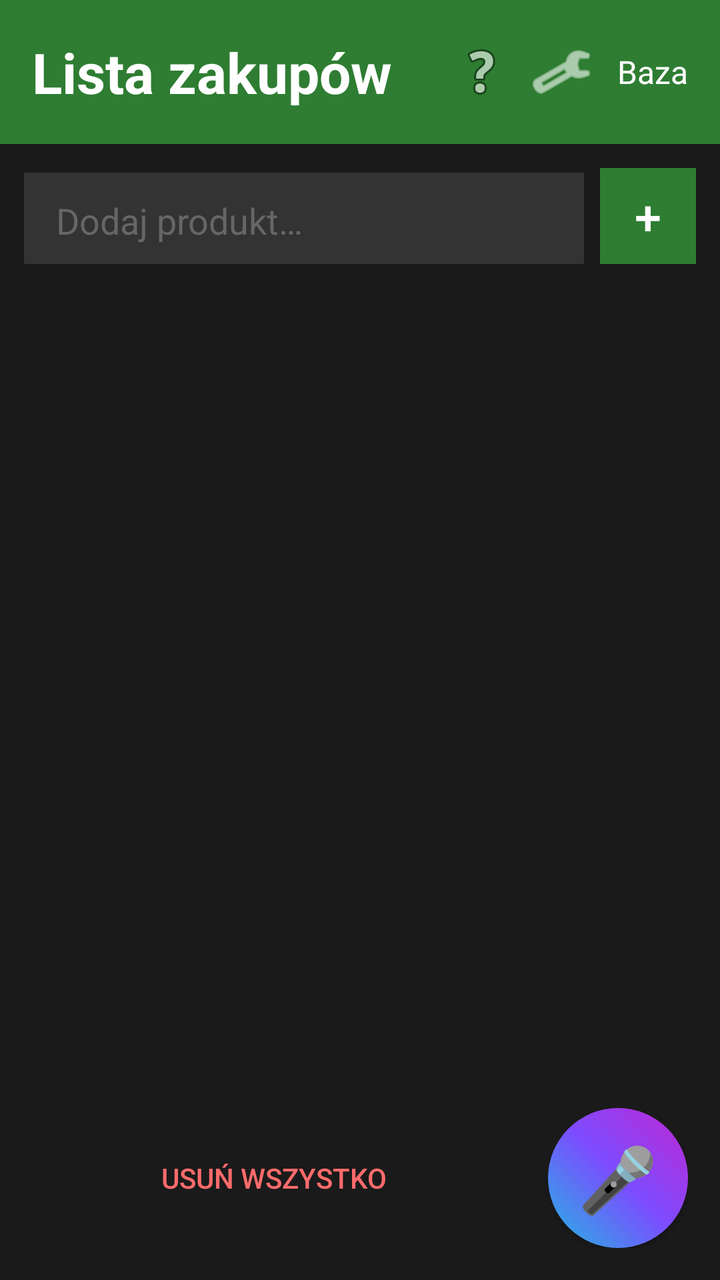
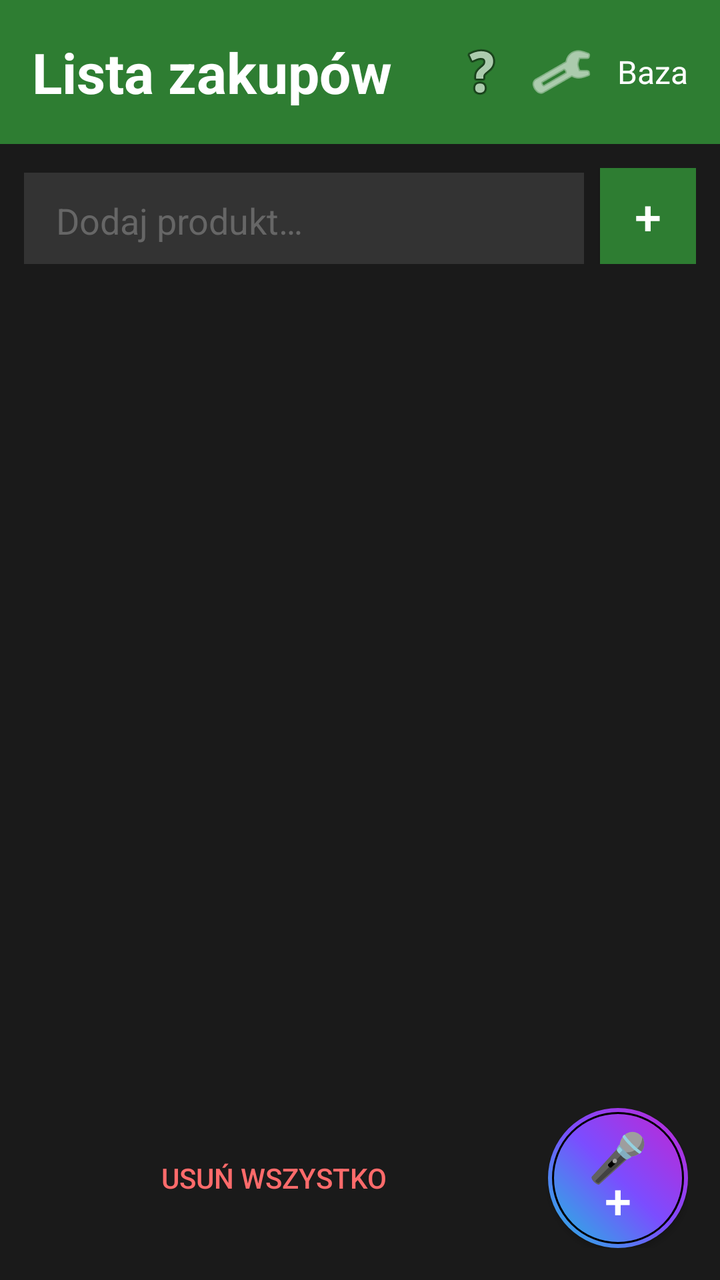

Two renders of the same Android screen: before a commit and after it. Below are the layout's source before the change and the commit's diff.
<!-- AndroidManifest.xml: application theme Theme.MarkaLista -->
<!-- res/layout/activity_main.xml -->
<?xml version="1.0" encoding="utf-8"?>
<LinearLayout xmlns:android="http://schemas.android.com/apk/res/android"
    android:layout_width="match_parent"
    android:layout_height="match_parent"
    android:orientation="vertical"
    android:background="#1a1a1a">

    <LinearLayout
        android:layout_width="match_parent"
        android:layout_height="wrap_content"
        android:orientation="horizontal"
        android:background="#2E7D32"
        android:padding="16dp"
        android:gravity="center_vertical">
        <TextView
            android:id="@+id/title"
            android:layout_width="0dp"
            android:layout_height="wrap_content"
            android:layout_weight="1"
            android:text="@string/title"
            android:textSize="28sp"
            android:textColor="#FFFFFF"
            android:textStyle="bold" />
        <ImageButton
            android:id="@+id/helpButton"
            android:layout_width="40dp"
            android:layout_height="40dp"
            android:src="@android:drawable/ic_menu_help"
            android:background="?attr/selectableItemBackground"
            android:contentDescription="@string/help" />
        <ImageButton
            android:id="@+id/settingsButton"
            android:layout_width="40dp"
            android:layout_height="40dp"
            android:src="@android:drawable/ic_menu_manage"
            android:background="?attr/selectableItemBackground"
            android:contentDescription="@string/settings"
            android:tint="#FFFFFF" />
        <TextView
            android:id="@+id/bazaButton"
            android:layout_width="wrap_content"
            android:layout_height="wrap_content"
            android:text="@string/base"
            android:textColor="#FFFFFF"
            android:textSize="16sp"
            android:paddingStart="8dp" />
    </LinearLayout>

    <LinearLayout
        android:layout_width="match_parent"
        android:layout_height="wrap_content"
        android:orientation="horizontal"
        android:padding="12dp"
        android:background="#1a1a1a">
        <EditText
            android:id="@+id/productInput"
            android:layout_width="0dp"
            android:layout_height="48dp"
            android:layout_weight="1"
            android:hint="@string/add_product_hint"
            android:textColor="#FFFFFF"
            android:textColorHint="#666666"
            android:background="#333333"
            android:paddingStart="16dp"
            android:paddingEnd="16dp"
            android:layout_marginEnd="8dp"
            android:inputType="text" />
        <Button
            android:id="@+id/addButton"
            android:layout_width="48dp"
            android:layout_height="48dp"
            android:text="+"
            android:textSize="24sp"
            android:background="#2E7D32"
            android:textColor="#FFFFFF" />
    </LinearLayout>

    <FrameLayout
        android:layout_width="match_parent"
        android:layout_height="0dp"
        android:layout_weight="1">

        <androidx.recyclerview.widget.RecyclerView
            android:id="@+id/productList"
            android:layout_width="match_parent"
            android:layout_height="match_parent"
            android:padding="12dp"
            android:background="#00000000"
            android:nestedScrollingEnabled="false"
            android:scrollbars="none" />

        <LinearLayout
            android:id="@+id/emptyStateContainer"
            android:layout_width="match_parent"
            android:layout_height="match_parent"
            android:orientation="vertical"
            android:gravity="center"
            android:padding="16dp"
            android:visibility="gone">
            <TextView
                android:id="@+id/cartEmoji"
                android:layout_width="wrap_content"
                android:layout_height="wrap_content"
                android:text="🛒"
                android:textSize="120sp"
                android:layout_marginBottom="16dp" />
            <TextView
                android:layout_width="wrap_content"
                android:layout_height="wrap_content"
                android:text="@string/empty_list"
                android:textColor="#FFFFFF"
                android:textSize="24sp"
                android:textStyle="bold" />
            <TextView
                android:layout_width="wrap_content"
                android:layout_height="wrap_content"
                android:text="@string/empty_message"
                android:textColor="#999999"
                android:textSize="16sp"
                android:layout_marginTop="16dp"
                android:gravity="center" />
        </LinearLayout>
    </FrameLayout>

    <LinearLayout
        android:layout_width="match_parent"
        android:layout_height="wrap_content"
        android:orientation="horizontal"
        android:gravity="center_vertical"
        android:padding="16dp"
        android:paddingBottom="32dp"
        android:background="#1a1a1a">

        <Button
            android:id="@+id/deleteAllButton"
            android:layout_width="0dp"
            android:layout_height="48dp"
            android:layout_weight="1"
            android:text="Usuń wszystko"
            android:textColor="#FF6B6B"
            android:textSize="14sp"
            android:background="?attr/selectableItemBackground"
            android:layout_marginEnd="16dp" />

        <Button
            android:id="@+id/micButton"
            android:layout_width="70dp"
            android:layout_height="70dp"
            android:text="🎤"
            android:textSize="32sp"
            android:background="@drawable/mic_button_bg"
            android:contentDescription="@string/help" />
    </LinearLayout>
</LinearLayout>
<!-- resources referenced by this layout -->
<resources>
  <!-- drawable mic_button_bg (drawable) -->
  <?xml version="1.0" encoding="utf-8"?>
  <shape xmlns:android="http://schemas.android.com/apk/res/android"
      android:shape="oval">
      <gradient
          android:type="linear"
          android:angle="45"
          android:startColor="#22b8e0"
          android:centerColor="#7b4dff"
          android:endColor="#c026d3" />
  </shape>
  <string name="add_product_hint">Dodaj produkt…</string>
  <string name="base">Baza</string>
  <string name="empty_list">Lista jest pusta</string>
  <string name="empty_message">Przytrzymaj mikrofon i powiedz, co kupić, albo wpisz u góry.</string>
  <string name="help">Pomoc</string>
  <string name="settings">Ustawienia</string>
  <string name="title">Lista zakupów</string>
  <style name="Theme.MarkaLista" parent="Theme.AppCompat.NoActionBar">
          <item name="colorPrimary">@color/black</item>
          <item name="colorPrimaryDark">@color/black</item>
          <item name="colorAccent">@color/red</item>
      </style>
  <color name="black">#1a1a1a</color>
  <color name="red">#FF0000</color>
</resources>

<!-- the commit's change to res/layout/activity_main.xml (unified diff, before → after) -->
@@ -146,9 +146,12 @@
             android:id="@+id/micButton"
             android:layout_width="70dp"
             android:layout_height="70dp"
-            android:text="🎤"
-            android:textSize="32sp"
-            android:background="@drawable/mic_button_bg"
+            android:text="🎤\n+"
+            android:textSize="24sp"
+            android:lineSpacingMultiplier="0.8"
+            android:gravity="center"
+            android:background="@drawable/mic_button_new"
+            android:textColor="#FFFFFF"
             android:contentDescription="@string/help" />
     </LinearLayout>
 </LinearLayout>
<!-- resource entries referenced after the edit -->
@@ -1,16 +1,33 @@
 <!-- resources referenced by this layout -->
 <resources>
-  <!-- drawable mic_button_bg (drawable) -->
+  <!-- drawable mic_button_new (drawable) -->
   <?xml version="1.0" encoding="utf-8"?>
-  <shape xmlns:android="http://schemas.android.com/apk/res/android"
-      android:shape="oval">
-      <gradient
-          android:type="linear"
-          android:angle="45"
-          android:startColor="#22b8e0"
-          android:centerColor="#7b4dff"
-          android:endColor="#c026d3" />
-  </shape>
+  <layer-list xmlns:android="http://schemas.android.com/apk/res/android">
+      
+      <item>
+          <shape android:shape="oval">
+              <gradient
+                  android:type="linear"
+                  android:angle="45"
+                  android:startColor="#22b8e0"
+                  android:centerColor="#7b4dff"
+                  android:endColor="#c026d3" />
+          </shape>
+      </item>
+  
+      
+      <item android:bottom="2dp" android:left="2dp" android:right="2dp" android:top="2dp">
+          <shape android:shape="oval">
+              <gradient
+                  android:type="linear"
+                  android:angle="45"
+                  android:startColor="#22b8e0"
+                  android:centerColor="#7b4dff"
+                  android:endColor="#c026d3" />
+              <stroke android:width="1dp" android:color="#000000" android:dashWidth="0dp" />
+          </shape>
+      </item>
+  </layer-list>
   <string name="add_product_hint">Dodaj produkt…</string>
   <string name="base">Baza</string>
   <string name="empty_list">Lista jest pusta</string>
